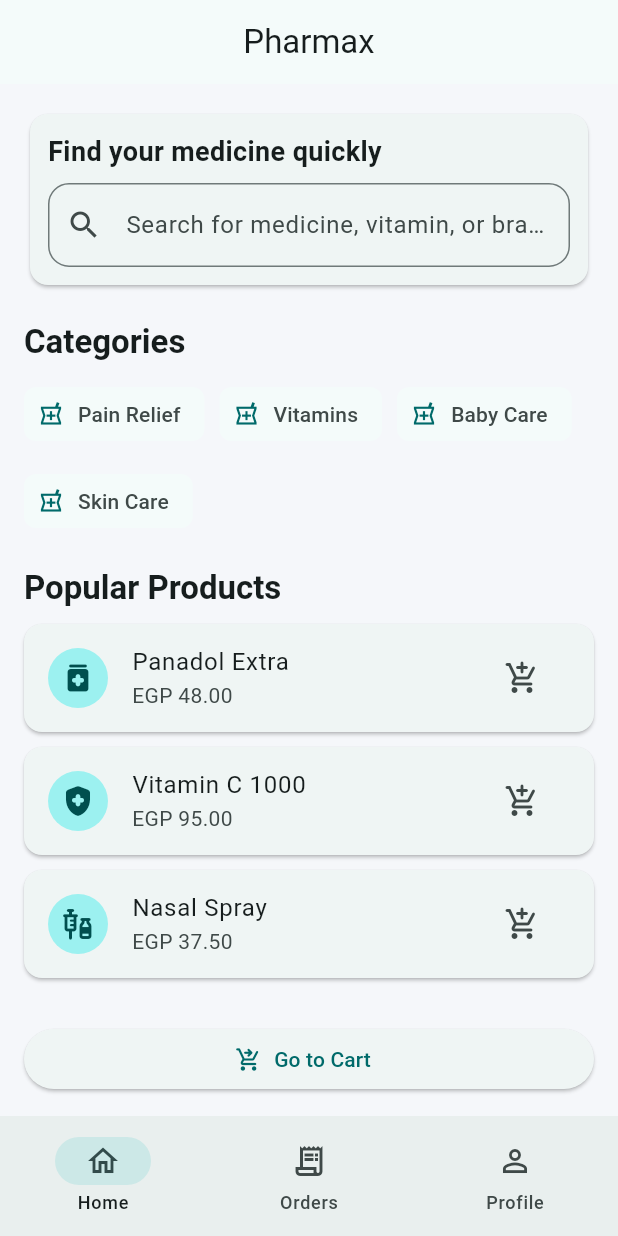
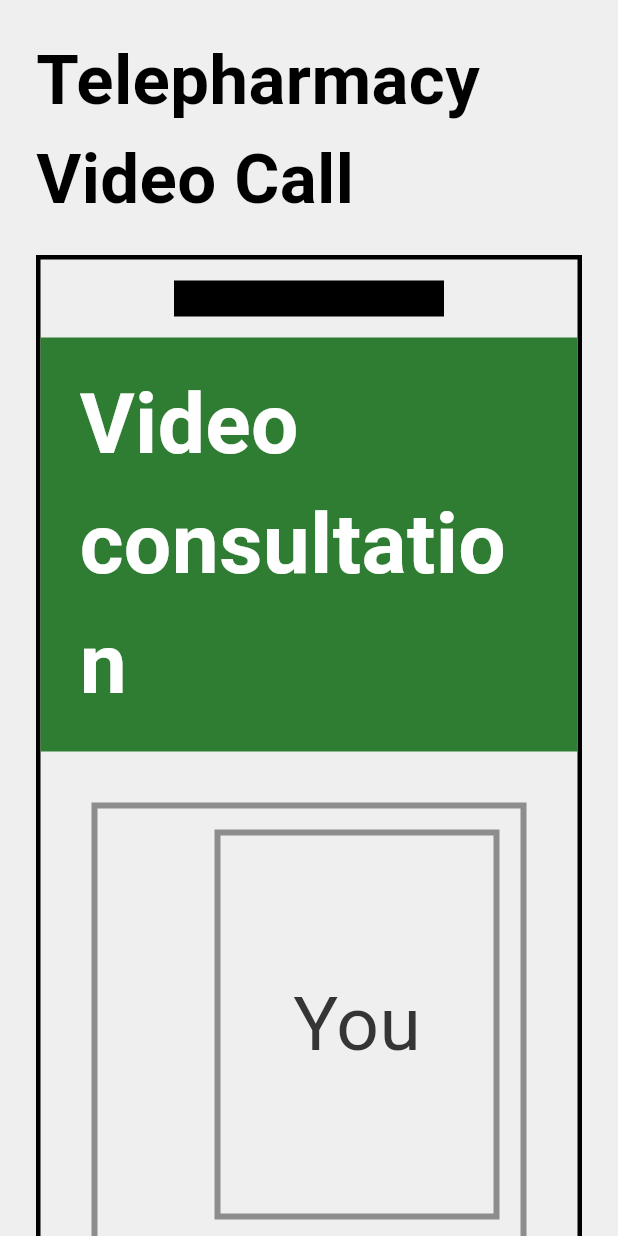
Before and after one commit to lekaareda/Pharmax, a Flutter app: the screen it shows after launch, on a phone screen of 412 x 824 dp. Run offline on Flutter 3.47's test engine with Material 3 defaults, Android fonts, the phone set to English and light mode, and no system bars.

Commit message:
Implement telepharmacy video consultation screen

```diff
--- a/lib/main.dart
+++ b/lib/main.dart
@@ -13,158 +13,174 @@ class PharmaxApp extends StatelessWidget {
       title: 'Pharmax',
       debugShowCheckedModeBanner: false,
       theme: ThemeData(
-        colorScheme: ColorScheme.fromSeed(seedColor: const Color(0xFF00A6A6)),
-        scaffoldBackgroundColor: const Color(0xFFF5F7FA),
-        useMaterial3: true,
+        scaffoldBackgroundColor: const Color(0xFFEFEFEF),
+        fontFamily: 'Roboto',
       ),
-      home: const HomeScreen(),
+      home: const TelepharmacyVideoCallScreen(),
     );
   }
 }
 
-class HomeScreen extends StatelessWidget {
-  const HomeScreen({super.key});
-
-  static const _categories = [
-    'Pain Relief',
-    'Vitamins',
-    'Baby Care',
-    'Skin Care',
-  ];
-
-  static const _popular = [
-    _MedicineCardData('Panadol Extra', 'EGP 48.00', Icons.medication_rounded),
-    _MedicineCardData('Vitamin C 1000', 'EGP 95.00', Icons.health_and_safety_rounded),
-    _MedicineCardData('Nasal Spray', 'EGP 37.50', Icons.vaccines_rounded),
-  ];
+class TelepharmacyVideoCallScreen extends StatelessWidget {
+  const TelepharmacyVideoCallScreen({super.key});
 
   @override
   Widget build(BuildContext context) {
     return Scaffold(
-      appBar: AppBar(
-        title: const Text('Pharmax'),
-        centerTitle: true,
-      ),
-      body: ListView(
-        padding: const EdgeInsets.all(16),
-        children: [
-          const _SearchSection(),
-          const SizedBox(height: 20),
-          const _SectionTitle('Categories'),
-          const SizedBox(height: 10),
-          Wrap(
-            spacing: 10,
-            runSpacing: 10,
-            children: _categories
-                .map(
-                  (category) => Chip(
-                    label: Text(category),
-                    avatar: const Icon(Icons.local_pharmacy_outlined, size: 18),
-                    side: BorderSide.none,
-                  ),
-                )
-                .toList(),
-          ),
-          const SizedBox(height: 20),
-          const _SectionTitle('Popular Products'),
-          const SizedBox(height: 10),
-          ..._popular.map((item) => _MedicineCard(data: item)),
-          const SizedBox(height: 20),
-          ElevatedButton.icon(
-            onPressed: () {},
-            icon: const Icon(Icons.shopping_cart_checkout_rounded),
-            label: const Text('Go to Cart'),
-          ),
-        ],
-      ),
-      bottomNavigationBar: NavigationBar(
-        selectedIndex: 0,
-        destinations: const [
-          NavigationDestination(icon: Icon(Icons.home_outlined), label: 'Home'),
-          NavigationDestination(icon: Icon(Icons.receipt_long_outlined), label: 'Orders'),
-          NavigationDestination(icon: Icon(Icons.person_outline), label: 'Profile'),
-        ],
-      ),
-    );
-  }
-}
-
-class _SearchSection extends StatelessWidget {
-  const _SearchSection();
-
-  @override
-  Widget build(BuildContext context) {
-    return Card(
+      body: SafeArea(
+        child: SingleChildScrollView(
           child: Padding(
-        padding: const EdgeInsets.all(12),
+            padding: const EdgeInsets.fromLTRB(24, 20, 24, 40),
+            child: Center(
+              child: ConstrainedBox(
+                constraints: const BoxConstraints(maxWidth: 760),
                 child: Column(
                   crossAxisAlignment: CrossAxisAlignment.start,
                   children: [
                     const Text(
-              'Find your medicine quickly',
-              style: TextStyle(fontSize: 18, fontWeight: FontWeight.w600),
+                      'Telepharmacy Video Call',
+                      style: TextStyle(
+                        fontSize: 46,
+                        fontWeight: FontWeight.w700,
+                        color: Colors.black,
                       ),
-            const SizedBox(height: 8),
-            TextField(
-              decoration: InputDecoration(
-                hintText: 'Search for medicine, vitamin, or brand',
-                prefixIcon: const Icon(Icons.search),
-                border: OutlineInputBorder(
-                  borderRadius: BorderRadius.circular(14),
+                    ),
+                    const SizedBox(height: 18),
+                    Container(
+                      width: double.infinity,
+                      decoration: BoxDecoration(
+                        border: Border.all(color: Colors.black, width: 3),
+                      ),
+                      child: Column(
+                        children: [
+                          const _PhoneNotch(),
+                          Container(
+                            width: double.infinity,
+                            color: const Color(0xFF2E7D32),
+                            padding: const EdgeInsets.symmetric(
+                              horizontal: 26,
+                              vertical: 18,
+                            ),
+                            child: const Text(
+                              'Video consultation',
+                              style: TextStyle(
+                                color: Colors.white,
+                                fontSize: 56,
+                                fontWeight: FontWeight.w700,
+                              ),
+                            ),
+                          ),
+                          Padding(
+                            padding: const EdgeInsets.all(34),
+                            child: Column(
+                              children: [
+                                Stack(
+                                  children: [
+                                    Container(
+                                      height: 860,
+                                      width: double.infinity,
+                                      decoration: BoxDecoration(
+                                        border: Border.all(
+                                          color: const Color(0xFF8D8D8D),
+                                          width: 4,
+                                        ),
+                                      ),
+                                      child: const Center(
+                                        child: Text(
+                                          'Video feed',
+                                          style: TextStyle(
+                                            fontSize: 64,
+                                            color: Color(0xFF808080),
+                                          ),
+                                        ),
+                                      ),
+                                    ),
+                                    Positioned(
+                                      right: 18,
+                                      top: 18,
+                                      child: Container(
+                                        width: 190,
+                                        height: 260,
+                                        decoration: BoxDecoration(
+                                          border: Border.all(
+                                            color: const Color(0xFF8D8D8D),
+                                            width: 4,
+                                          ),
+                                        ),
+                                        child: const Center(
+                                          child: Text(
+                                            'You',
+                                            style: TextStyle(
+                                              fontSize: 50,
+                                              color: Color(0xFF353535),
+                                            ),
+                                          ),
                                         ),
                                       ),
                                     ),
                                   ],
+                                ),
+                                const SizedBox(height: 24),
+                                Container(
+                                  width: double.infinity,
+                                  padding: const EdgeInsets.symmetric(
+                                    horizontal: 18,
+                                    vertical: 16,
+                                  ),
+                                  decoration: BoxDecoration(
+                                    border: Border.all(
+                                      color: const Color(0xFF8D8D8D),
+                                      width: 4,
+                                    ),
+                                  ),
+                                  child: const Wrap(
+                                    spacing: 26,
+                                    children: [
+                                      Text('Mute', style: _controlTextStyle),
+                                      Text('Camera', style: _controlTextStyle),
+                                      Text('Share Rx', style: _controlTextStyle),
+                                      Text('End', style: _controlTextStyle),
+                                    ],
+                                  ),
+                                ),
+                                const SizedBox(height: 170),
+                              ],
+                            ),
+                          ),
+                        ],
+                      ),
+                    ),
+                  ],
+                ),
+              ),
+            ),
+          ),
         ),
       ),
     );
   }
 }
 
-class _SectionTitle extends StatelessWidget {
-  const _SectionTitle(this.title);
-
-  final String title;
+class _PhoneNotch extends StatelessWidget {
+  const _PhoneNotch();
 
   @override
   Widget build(BuildContext context) {
-    return Text(
-      title,
-      style: Theme.of(context).textTheme.titleLarge?.copyWith(
-            fontWeight: FontWeight.bold,
-          ),
-    );
-  }
-}
-
-class _MedicineCard extends StatelessWidget {
-  const _MedicineCard({required this.data});
-
-  final _MedicineCardData data;
-
-  @override
-  Widget build(BuildContext context) {
-    return Card(
-      margin: const EdgeInsets.only(bottom: 10),
-      child: ListTile(
-        leading: CircleAvatar(
-          child: Icon(data.icon),
-        ),
-        title: Text(data.title),
-        subtitle: Text(data.price),
-        trailing: IconButton(
-          onPressed: () {},
-          icon: const Icon(Icons.add_shopping_cart_rounded),
+    return SizedBox(
+      height: 52,
+      child: Center(
+        child: Container(
+          width: 180,
+          height: 24,
+          color: Colors.black,
         ),
       ),
     );
   }
 }
 
-class _MedicineCardData {
-  const _MedicineCardData(this.title, this.price, this.icon);
-
-  final String title;
-  final String price;
-  final IconData icon;
-}
+const _controlTextStyle = TextStyle(
+  fontSize: 24,
+  color: Color(0xFF2F2F2F),
+  fontWeight: FontWeight.w500,
+);
```
Also changed, not shown: 1 other file. Lines whose indentation alone changed are shown as unchanged.
